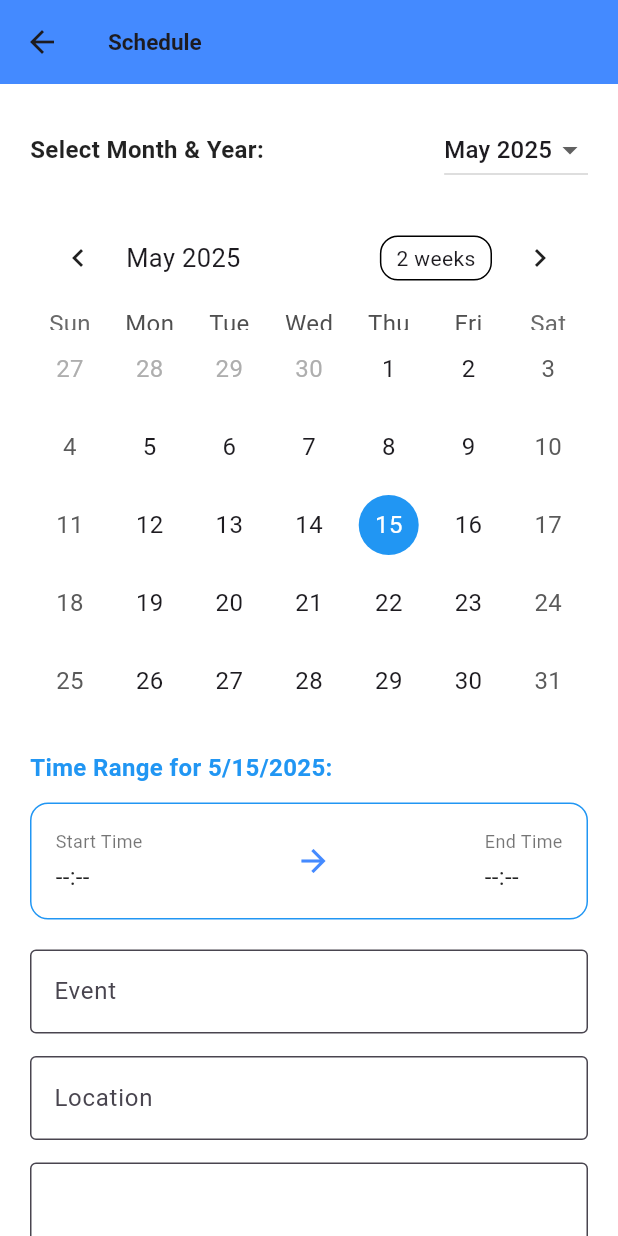
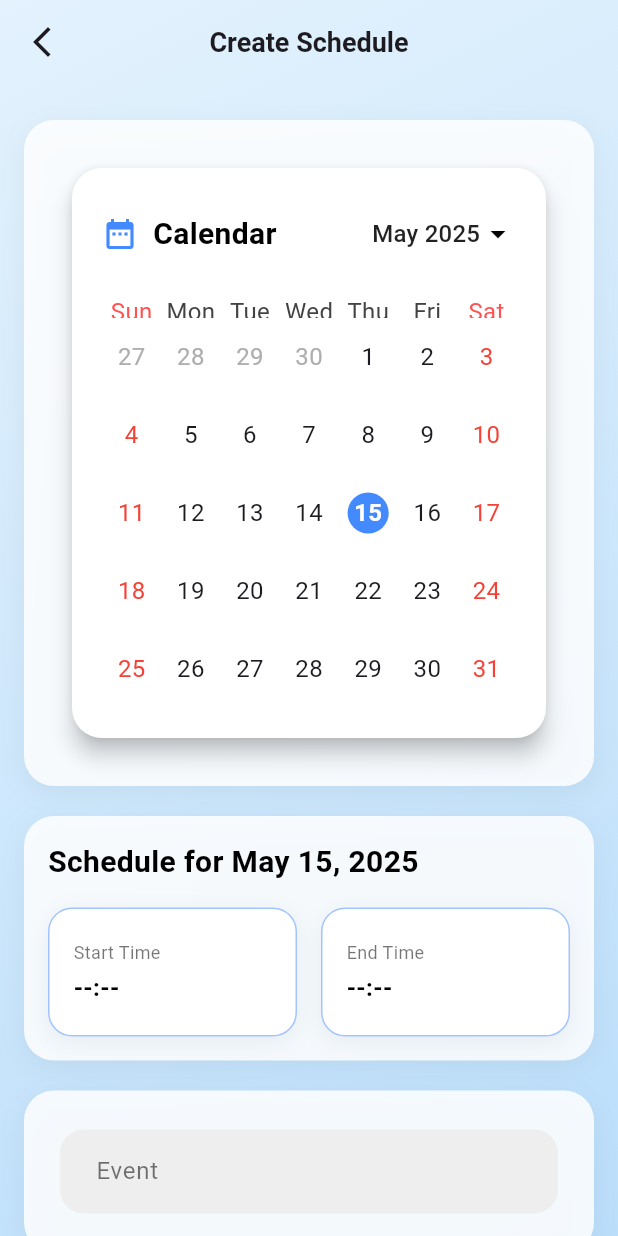
Before and after one commit to Kingnut14/bmedadmin, a Flutter app: the ScheduleFormScreen screen opened directly, on a phone screen of 412 x 824 dp. Run offline on Flutter 3.47's test engine with Material 3 defaults, Android fonts, the phone set to English and light mode, and no system bars; drawn by our look-alikes of table_calendar; our stand-ins replace fl_chart, flutter_feather_icons, google_fonts, image_gallery_saver, image_picker, salomon_bottom_bar and 2 more; missing offline and left inert: google_mlkit_text_recognition, mobile_scanner; accounts and stored records are empty; network calls fail.

Commit message:
schedule form

```diff
--- a/lib/screen/schedule_Form_screen.dart
+++ b/lib/screen/schedule_Form_screen.dart
@@ -3,7 +3,6 @@ import 'package:flutter/material.dart';
 import 'package:http/http.dart' as http;
 import 'package:intl/intl.dart';
 import 'package:table_calendar/table_calendar.dart';
-import '../widget/custom_app_bar.dart';
 
 class ScheduleFormScreen extends StatefulWidget {
   final Function(int) onTabSelected;
@@ -34,49 +33,63 @@ class _ScheduleScreenState extends State<ScheduleFormScreen> {
   @override
   Widget build(BuildContext context) {
     final isDarkMode = Theme.of(context).brightness == Brightness.dark;
-
     return Scaffold(
+      extendBodyBehindAppBar: true,
       appBar: AppBar(
+        backgroundColor: Colors.transparent,
+        elevation: 0,
+        centerTitle: true,
+        title: const Text(
+          'Create Schedule',
+          style: TextStyle(fontSize: 18, fontWeight: FontWeight.bold),
+        ),
         leading: IconButton(
-          icon: Icon(Icons.arrow_back),
-          onPressed: () {
-            Navigator.pop(
-              context,
-            ); // This will take you back to the previous screen
-          },
+          icon: const Icon(Icons.arrow_back_ios_new),
+          onPressed: () => Navigator.pop(context),
         ),
-        title: Text('Schedule', style: TextStyle(fontSize: 15)),
-        backgroundColor: isDarkMode ? Colors.black : Colors.blueAccent,
       ),
-      body: SafeArea(
+      body: Container(
+        decoration: BoxDecoration(
+          gradient: LinearGradient(
+            colors:
+                isDarkMode
+                    ? [Color(0xFF0F2027), Color(0xFF203A43), Color(0xFF2C5364)]
+                    : [Color(0xFFE3F2FD), Color(0xFFBBDEFB)],
+            begin: Alignment.topLeft,
+            end: Alignment.bottomRight,
+          ),
+        ),
+        child: SafeArea(
+          child: SingleChildScrollView(
+            padding: const EdgeInsets.symmetric(horizontal: 16, vertical: 24),
             child: Column(
               crossAxisAlignment: CrossAxisAlignment.start,
               children: [
-            Expanded(
-              child: SingleChildScrollView(
-                padding: const EdgeInsets.all(20),
-                child: Column(
-                  crossAxisAlignment: CrossAxisAlignment.start,
-                  children: [
-                    _buildCalendar(isDarkMode),
+                _sectionCard(child: _buildCalendar(isDarkMode)),
                 const SizedBox(height: 20),
-                    _buildTimeRangeSelector(isDarkMode),
+                _sectionCard(child: _buildTimeRangeSelector(isDarkMode)),
                 const SizedBox(height: 20),
-                    _buildTextField(_titleController, 'Event', isDarkMode),
-                    const SizedBox(height: 15),
-                    _buildTextField(
+                _sectionCard(
+                  child: _buildTextField(_titleController, 'Event', isDarkMode),
+                ),
+                const SizedBox(height: 20),
+                _sectionCard(
+                  child: _buildTextField(
                     _locationController,
                     'Location',
                     isDarkMode,
                   ),
-                    const SizedBox(height: 15),
-                    _buildTextField(
+                ),
+                const SizedBox(height: 20),
+                _sectionCard(
+                  child: _buildTextField(
                     _descriptionController,
                     'Description',
                     isDarkMode,
                     maxLines: 4,
                   ),
-                    const SizedBox(height: 20),
+                ),
+                const SizedBox(height: 30),
                 _buildSubmitButton(context, () {
                   _submitSchedule(
                     context,
@@ -88,38 +101,54 @@ class _ScheduleScreenState extends State<ScheduleFormScreen> {
                     _endTime,
                   );
                 }),
+                const SizedBox(height: 30),
               ],
             ),
           ),
-            ),
-          ],
         ),
       ),
     );
   }
 
   Widget _buildCalendar(bool isDarkMode) {
-    return Column(
+    return Card(
+      margin: const EdgeInsets.all(16),
+      shape: RoundedRectangleBorder(borderRadius: BorderRadius.circular(20)),
+      elevation: 6,
+      color: isDarkMode ? const Color(0xFF1E1E2C) : Colors.white,
+      child: Padding(
+        padding: const EdgeInsets.all(20),
+        child: Column(
           crossAxisAlignment: CrossAxisAlignment.start,
           children: [
+            // Header with calendar icon
             Row(
-          mainAxisAlignment: MainAxisAlignment.spaceBetween,
               children: [
+                Icon(Icons.date_range, color: Colors.blueAccent),
+                const SizedBox(width: 10),
                 Text(
-              'Select Month & Year:',
+                  'Calendar',
                   style: TextStyle(
-                fontSize: 16,
+                    fontSize: 20,
                     fontWeight: FontWeight.bold,
-                color: isDarkMode ? Colors.white : Colors.black87,
+                    color: isDarkMode ? Colors.white : Colors.black,
                   ),
                 ),
-            DropdownButton<DateTime>(
+                const Spacer(),
+                DropdownButtonHideUnderline(
+                  child: DropdownButton<DateTime>(
+                    dropdownColor: isDarkMode ? Colors.grey[850] : Colors.white,
                     value: DateTime(_selectedDay.year, _selectedDay.month),
                     items: List.generate(12, (index) {
                       final date = DateTime(DateTime.now().year, index + 1);
                       return DropdownMenuItem(
                         value: date,
-                  child: Text(DateFormat.yMMM().format(date)),
+                        child: Text(
+                          DateFormat.yMMM().format(date),
+                          style: TextStyle(
+                            color: isDarkMode ? Colors.white : Colors.black87,
+                          ),
+                        ),
                       );
                     }),
                     onChanged: (selectedDate) {
@@ -133,10 +162,16 @@ class _ScheduleScreenState extends State<ScheduleFormScreen> {
                         });
                       }
                     },
+                    icon: Icon(
+                      Icons.arrow_drop_down,
+                      color: isDarkMode ? Colors.white70 : Colors.black,
+                    ),
+                  ),
                 ),
               ],
             ),
             const SizedBox(height: 16),
+            // TableCalendar
             TableCalendar(
               focusedDay: _selectedDay,
               firstDay: DateTime.utc(2020, 1, 1),
@@ -148,54 +183,173 @@ class _ScheduleScreenState extends State<ScheduleFormScreen> {
                 });
               },
               calendarStyle: CalendarStyle(
+                todayDecoration: BoxDecoration(
+                  color: Colors.amber.withOpacity(0.5),
+                  shape: BoxShape.circle,
+                ),
                 todayTextStyle: TextStyle(
-              color: isDarkMode ? Colors.white : Colors.black,
-            ),
-            selectedTextStyle: TextStyle(
                   color: isDarkMode ? Colors.black : Colors.white,
+                  fontWeight: FontWeight.bold,
                 ),
                 selectedDecoration: BoxDecoration(
-              color: isDarkMode ? Colors.blueAccent : Colors.blue,
+                  color: Colors.blueAccent,
                   shape: BoxShape.circle,
                 ),
+                selectedTextStyle: const TextStyle(
+                  color: Colors.white,
+                  fontWeight: FontWeight.bold,
+                ),
+                weekendTextStyle: TextStyle(
+                  color: isDarkMode ? Colors.red[300] : Colors.red,
+                ),
+              ),
+              daysOfWeekStyle: DaysOfWeekStyle(
+                weekdayStyle: TextStyle(
+                  color: isDarkMode ? Colors.grey[400] : Colors.grey[800],
+                ),
+                weekendStyle: TextStyle(
+                  color: isDarkMode ? Colors.red[300] : Colors.redAccent,
+                ),
+              ),
+              headerVisible: false,
+            ),
+          ],
+        ),
+      ),
+    );
+  }
+
+  Widget _buildTimeRangeSelector(bool isDarkMode) {
+    final borderColor = Colors.blueAccent;
+    final backgroundColor = isDarkMode ? Colors.grey[850] : Colors.white;
+    final labelColor = isDarkMode ? Colors.white70 : Colors.black54;
+    final textColor = isDarkMode ? Colors.white : Colors.black;
+    final cardShadow =
+        isDarkMode
+            ? Colors.black.withOpacity(0.3)
+            : Colors.blueGrey.withOpacity(0.1);
+
+    return Column(
+      crossAxisAlignment: CrossAxisAlignment.start,
+      children: [
+        Text(
+          'Schedule for ${DateFormat.yMMMMd().format(_selectedDay)}',
+          style: TextStyle(
+            fontSize: 20,
+            fontWeight: FontWeight.w700,
+            color: textColor,
+          ),
+        ),
+        const SizedBox(height: 16),
+        Row(
+          children: [
+            Expanded(
+              child: GestureDetector(
+                onTap: _handleStartTimeSelection,
+                child: Container(
+                  padding: const EdgeInsets.symmetric(
+                    horizontal: 16,
+                    vertical: 20,
+                  ),
+                  decoration: BoxDecoration(
+                    color: backgroundColor,
+                    borderRadius: BorderRadius.circular(16),
+                    boxShadow: [
+                      BoxShadow(
+                        color: cardShadow,
+                        blurRadius: 12,
+                        offset: const Offset(0, 4),
+                      ),
+                    ],
+                    border: Border.all(color: borderColor.withOpacity(0.5)),
+                  ),
+                  child: _buildTimeDisplay(
+                    label: 'Start Time',
+                    value: _startTime,
+                    labelColor: labelColor,
+                    textColor: textColor,
+                  ),
+                ),
+              ),
+            ),
+            const SizedBox(width: 16),
+            Expanded(
+              child: GestureDetector(
+                onTap: _handleEndTimeSelection,
+                child: Container(
+                  padding: const EdgeInsets.symmetric(
+                    horizontal: 16,
+                    vertical: 20,
+                  ),
+                  decoration: BoxDecoration(
+                    color: backgroundColor,
+                    borderRadius: BorderRadius.circular(16),
+                    boxShadow: [
+                      BoxShadow(
+                        color: cardShadow,
+                        blurRadius: 12,
+                        offset: const Offset(0, 4),
+                      ),
+                    ],
+                    border: Border.all(color: borderColor.withOpacity(0.5)),
+                  ),
+                  child: _buildTimeDisplay(
+                    label: 'End Time',
+                    value: _endTime,
+                    labelColor: labelColor,
+                    textColor: textColor,
+                  ),
+                ),
+              ),
+            ),
+          ],
+        ),
+      ],
+    );
+  }
+
+  Widget _buildTimeDisplay({
+    required String label,
+    required String? value,
+    required Color labelColor,
+    required Color textColor,
+  }) {
+    return Column(
+      crossAxisAlignment: CrossAxisAlignment.start,
+      children: [
+        Text(label, style: TextStyle(fontSize: 12, color: labelColor)),
+        const SizedBox(height: 4),
+        Text(
+          value ?? '--:--',
+          style: TextStyle(
+            fontSize: 16,
+            fontWeight: FontWeight.w600,
+            color: textColor,
           ),
         ),
       ],
     );
   }
 
-  Widget _buildTimeRangeSelector(bool isDarkMode) {
-    return Column(
-      crossAxisAlignment: CrossAxisAlignment.start,
-      children: [
-        Text(
-          'Time Range for ${DateFormat.yMd().format(_selectedDay)}:',
-          style: TextStyle(
-            fontSize: 16,
-            fontWeight: FontWeight.bold,
-            color: isDarkMode ? Colors.blue : Colors.blue,
-          ),
-        ),
-        const SizedBox(height: 12),
-        GestureDetector(
-          onTap: () async {
-            final TimeOfDay? pickedStart = await showTimePicker(
+  void _handleStartTimeSelection() async {
+    final pickedStart = await showTimePicker(
       context: context,
       initialTime: TimeOfDay.now(),
-              helpText: 'Start Time',
+      helpText: 'Select Start Time',
+      initialEntryMode: TimePickerEntryMode.input,
     );
 
+    if (pickedStart != null && !_isWithinAllowedRange(pickedStart)) {
+      _showAlert(
+        context,
+        'Invalid Time',
+        'Start Time must be between 5:00 AM and 6:00 PM.',
+      );
+      return;
+    }
+
     if (pickedStart != null) {
-              final TimeOfDay? pickedEnd = await showTimePicker(
-                context: context,
-                initialTime: pickedStart,
-                helpText: 'End Time',
-              );
-
-              if (pickedEnd != null) {
-                if (_isEndTimeAfterStartTime(pickedStart, pickedEnd)) {
       setState(() {
-                    // Format time as hh:mm AM/PM
         final now = DateTime.now();
         _startTime = DateFormat('hh:mm a').format(
           DateTime(
@@ -206,6 +360,42 @@ class _ScheduleScreenState extends State<ScheduleFormScreen> {
             pickedStart.minute,
           ),
         );
+      });
+    }
+  }
+
+  void _handleEndTimeSelection() async {
+    final pickedEnd = await showTimePicker(
+      context: context,
+      initialTime: TimeOfDay.now(),
+      helpText: 'Select End Time',
+      initialEntryMode: TimePickerEntryMode.input,
+    );
+
+    if (pickedEnd != null && !_isWithinAllowedRange(pickedEnd)) {
+      _showAlert(
+        context,
+        'Invalid Time',
+        'End Time must be between 5:00 AM and 6:00 PM.',
+      );
+      return;
+    }
+
+    final parsedStart = _parseTimeOfDay(_startTime);
+    if (pickedEnd != null &&
+        parsedStart != null &&
+        !_isEndTimeAfterStartTime(parsedStart, pickedEnd)) {
+      _showAlert(
+        context,
+        'Invalid Time Range',
+        'End Time must be later than Start Time.',
+      );
+      return;
+    }
+
+    if (pickedEnd != null) {
+      setState(() {
+        final now = DateTime.now();
         _endTime = DateFormat('hh:mm a').format(
           DateTime(
             now.year,
@@ -216,73 +406,25 @@ class _ScheduleScreenState extends State<ScheduleFormScreen> {
           ),
         );
       });
-                } else {
-                  _showAlert(
-                    context,
-                    'Invalid Time Range',
-                    'End Time must be later than Start Time.',
-                  );
     }
   }
+
+  TimeOfDay? _parseTimeOfDay(String? time) {
+    if (time == null) return null;
+    try {
+      final dateTime = DateFormat('hh:mm a').parse(time);
+      return TimeOfDay.fromDateTime(dateTime);
+    } catch (_) {
+      return null;
     }
-          },
-          child: Container(
-            decoration: BoxDecoration(
-              color: isDarkMode ? Colors.grey[850] : Colors.white,
-              borderRadius: BorderRadius.circular(12),
-              border: Border.all(color: Colors.blue.shade500),
-            ),
-            padding: const EdgeInsets.symmetric(horizontal: 16, vertical: 16),
-            child: Row(
-              mainAxisAlignment: MainAxisAlignment.spaceBetween,
-              children: [
-                Column(
-                  crossAxisAlignment: CrossAxisAlignment.start,
-                  children: [
-                    Text(
-                      'Start Time',
-                      style: TextStyle(
-                        color: isDarkMode ? Colors.white54 : Colors.black54,
-                        fontSize: 12,
-                      ),
-                    ),
-                    const SizedBox(height: 4),
-                    Text(
-                      _startTime ?? '--:--',
-                      style: TextStyle(
-                        fontSize: 16,
-                        color: isDarkMode ? Colors.white70 : Colors.black87,
-                      ),
-                    ),
-                  ],
-                ),
-                Icon(Icons.arrow_forward, size: 24, color: Colors.blueAccent),
-                Column(
-                  crossAxisAlignment: CrossAxisAlignment.start,
-                  children: [
-                    Text(
-                      'End Time',
-                      style: TextStyle(
-                        color: isDarkMode ? Colors.white54 : Colors.black54,
-                        fontSize: 12,
-                      ),
-                    ),
-                    const SizedBox(height: 4),
-                    Text(
-                      _endTime ?? '--:--',
-                      style: TextStyle(
-                        fontSize: 16,
-                        color: isDarkMode ? Colors.white70 : Colors.black87,
-                      ),
-                    ),
-                  ],
-                ),
-              ],
-            ),
-          ),
-        ),
-      ],
-    );
+  }
+
+  bool _isWithinAllowedRange(TimeOfDay time) {
+    const minHour = 5;
+    const maxHour = 18;
+
+    if (time.hour < minHour || time.hour > maxHour) return false;
+    return true;
   }
 
   bool _isEndTimeAfterStartTime(TimeOfDay start, TimeOfDay end) {
@@ -335,9 +477,6 @@ class _ScheduleScreenState extends State<ScheduleFormScreen> {
       if (response.statusCode == 200) {
         final responseData = json.decode(response.body);
         if (responseData['retCode'] == '201') {
-          ScaffoldMessenger.of(context).showSnackBar(
-            SnackBar(content: Text('Schedule added successfully!')),
-          );
           _showAlertAndNavigateBack(context);
         } else {
           _showAlert(
@@ -361,7 +500,8 @@ class _ScheduleScreenState extends State<ScheduleFormScreen> {
   void _showAlert(BuildContext context, String title, String message) {
     showDialog(
       context: context,
-      builder: (context) => AlertDialog(
+      builder:
+          (context) => AlertDialog(
             title: Text(title),
             content: Text(message),
             actions: [
@@ -377,14 +517,18 @@ class _ScheduleScreenState extends State<ScheduleFormScreen> {
   void _showAlertAndNavigateBack(BuildContext context) {
     showDialog(
       context: context,
-      builder: (context) => AlertDialog(
+      builder:
+          (context) => AlertDialog(
             title: const Text('Success'),
             content: const Text('Schedule has been added successfully.'),
             actions: [
               TextButton(
                 onPressed: () {
                   Navigator.pop(context); // closes the dialog
-              Navigator.pop(context,true); // navigates back to previous screen
+                  Navigator.pop(
+                    context,
+                    true,
+                  ); // navigates back to previous screen
                   widget.onTabSelected(1); // triggers tab change if needed
                 },
                 child: const Text('OK'),
@@ -393,9 +537,7 @@ class _ScheduleScreenState extends State<ScheduleFormScreen> {
           ),
     );
   }
-
 }
-
 
 Widget _buildTextField(
   TextEditingController controller,
@@ -403,22 +545,37 @@ class _ScheduleScreenState extends State<ScheduleFormScreen> {
   bool isDarkMode, {
   int maxLines = 1,
 }) {
-    return TextField(
+  return Padding(
+    padding: const EdgeInsets.symmetric(horizontal: 8, vertical: 10),
+    child: TextField(
       controller: controller,
       maxLines: maxLines,
+      style: TextStyle(color: isDarkMode ? Colors.white : Colors.black87),
       decoration: InputDecoration(
         labelText: label,
-        border: OutlineInputBorder(),
+        labelStyle: TextStyle(
+          color: isDarkMode ? Colors.white70 : Colors.black54,
+        ),
         filled: true,
-        fillColor: isDarkMode ? Colors.grey[850] : Colors.white,
+        fillColor: isDarkMode ? const Color(0xFF2A2A40) : Colors.grey[200],
+        border: OutlineInputBorder(
+          borderRadius: BorderRadius.circular(16),
+          borderSide: BorderSide.none,
+        ),
+        focusedBorder: OutlineInputBorder(
+          borderRadius: BorderRadius.circular(16),
+          borderSide: const BorderSide(color: Colors.blueAccent, width: 2),
+        ),
+        contentPadding: const EdgeInsets.symmetric(
+          horizontal: 20,
+          vertical: 16,
+        ),
+      ),
     ),
   );
 }
 
-  Widget _buildSubmitButton(
-  BuildContext context,
-  VoidCallback onPressed,
-) {
+Widget _buildSubmitButton(BuildContext context, VoidCallback onPressed) {
   final isDarkMode = Theme.of(context).brightness == Brightness.dark;
 
   return SizedBox(
@@ -436,11 +593,26 @@ class _ScheduleScreenState extends State<ScheduleFormScreen> {
       ),
       child: const Text(
         'Submit',
-        style: TextStyle(
-          fontSize: 16,
-          fontWeight: FontWeight.w500,
-        ),
+        style: TextStyle(fontSize: 16, fontWeight: FontWeight.w500),
       ),
     ),
   );
 }
+
+Widget _sectionCard({required Widget child}) {
+  return Container(
+    decoration: BoxDecoration(
+      color: Colors.white.withOpacity(0.85),
+      borderRadius: BorderRadius.circular(20),
+      boxShadow: [
+        BoxShadow(
+          color: Colors.black.withOpacity(0.05),
+          blurRadius: 15,
+          offset: const Offset(0, 5),
+        ),
+      ],
+    ),
+    padding: const EdgeInsets.all(16),
+    child: child,
+  );
+}
```
Lines whose indentation alone changed are shown as unchanged.
